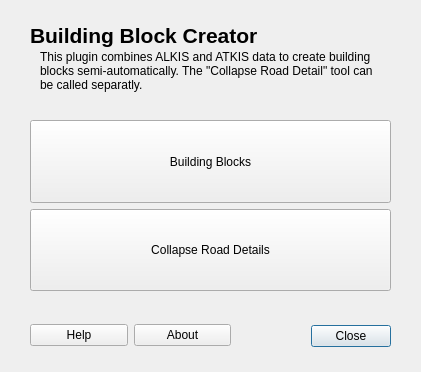
First picture: the form in Final_Project/plugin/building_block_creator/building_block_creator_dialog_base.ui, repository tlehman1/Python_QGIS_ArcGIS_Uni_Muenster, before the edit.
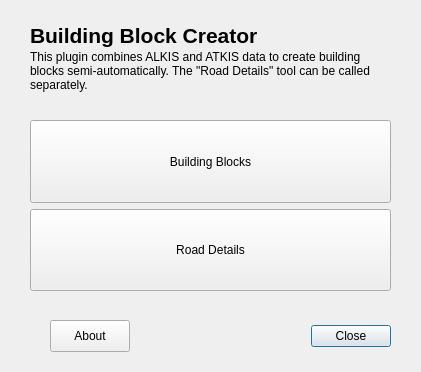
Second picture: the form after the edit.

Commit message: creation of plugin .ui structure

```diff
--- a/Final_Project/plugin/building_block_creator/building_block_creator_dialog_base.ui
+++ b/Final_Project/plugin/building_block_creator/building_block_creator_dialog_base.ui
@@ -2,15 +2,23 @@
 <ui version="4.0">
  <class>BuildingBlockCreatorDialogBase</class>
  <widget class="QDialog" name="BuildingBlockCreatorDialogBase">
+  <property name="geometry">
+   <rect>
+    <x>0</x>
+    <y>0</y>
+    <width>421</width>
+    <height>372</height>
+   </rect>
+  </property>
   <property name="windowTitle">
    <string>Building Block Creator</string>
   </property>
   <widget class="QDialogButtonBox" name="button_box">
    <property name="geometry">
     <rect>
-     <x>50</x>
+     <x>140</x>
      <y>320</y>
-     <width>341</width>
+     <width>251</width>
      <height>32</height>
     </rect>
    </property>
@@ -64,7 +72,7 @@
        </sizepolicy>
       </property>
       <property name="text">
-       <string>Collapse Road Details</string>
+       <string>Road Details</string>
       </property>
      </widget>
     </item>
@@ -93,14 +101,14 @@
   <widget class="QLabel" name="label_2">
    <property name="geometry">
     <rect>
-     <x>40</x>
+     <x>30</x>
      <y>50</y>
-     <width>341</width>
+     <width>351</width>
      <height>51</height>
     </rect>
    </property>
    <property name="text">
-    <string>This plugin combines ALKIS and ATKIS data to create building blocks semi-automatically. The &quot;Collapse Road Detail&quot; tool can be called separatly.</string>
+    <string>This plugin combines ALKIS and ATKIS data to create building blocks semi-automatically. The &quot;Road Details&quot; tool can be called separately.</string>
    </property>
    <property name="alignment">
     <set>Qt::AlignLeading|Qt::AlignLeft|Qt::AlignTop</set>
@@ -109,37 +117,24 @@
     <bool>true</bool>
    </property>
   </widget>
-  <widget class="QWidget" name="horizontalLayoutWidget">
+  <widget class="QPushButton" name="pushButton_3">
    <property name="geometry">
     <rect>
-     <x>30</x>
+     <x>50</x>
      <y>320</y>
-     <width>201</width>
-     <height>31</height>
+     <width>80</width>
+     <height>32</height>
     </rect>
    </property>
-   <layout class="QHBoxLayout" name="horizontalLayout">
-    <item>
-     <widget class="QPushButton" name="pushButton_4">
-      <property name="text">
-       <string>Help</string>
-      </property>
-     </widget>
-    </item>
-    <item>
-     <widget class="QPushButton" name="pushButton_3">
-      <property name="cursor">
-       <cursorShape>PointingHandCursor</cursorShape>
-      </property>
-      <property name="toolTip">
-       <string>See the theoretical background</string>
-      </property>
-      <property name="text">
-       <string>About</string>
-      </property>
-     </widget>
-    </item>
-   </layout>
+   <property name="cursor">
+    <cursorShape>PointingHandCursor</cursorShape>
+   </property>
+   <property name="toolTip">
+    <string>See the theoretical background</string>
+   </property>
+   <property name="text">
+    <string>About</string>
+   </property>
   </widget>
  </widget>
  <resources/>
```
The commit also changes 8 other files.
